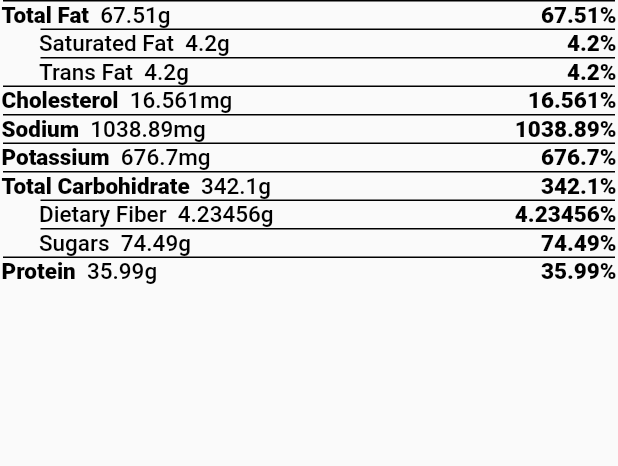
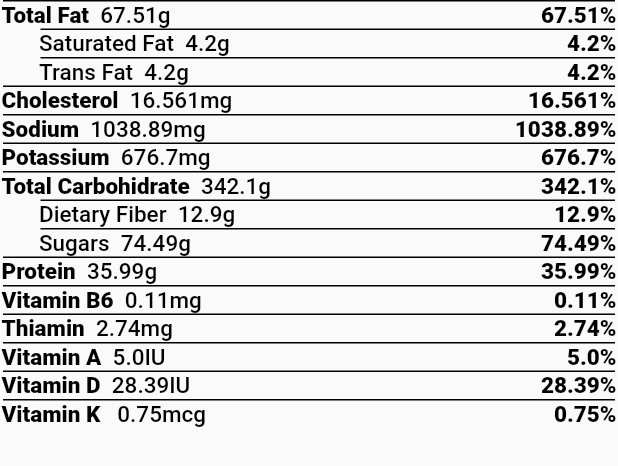
Before and after one commit to doctorcorral/nutrition_facts, a Flutter app: what nutrientValues() shows on an empty page, opened directly, on a phone screen of 412 x 824 dp. Shown: the top 466 px of the screen. Run offline on Flutter 3.47's test engine with Material 2 defaults, Android fonts, the phone set to English and light mode, and no system bars.

Commit message:
add nutrients and vitamins with DV%

```diff
--- a/lib/nutrirender/nutrirender.dart
+++ b/lib/nutrirender/nutrirender.dart
@@ -62,7 +62,7 @@ Widget nutrientWidget() {
       color: Colors.white,
       child: Column(
         children: <Widget>[
-          nutriHeader(),
+          nutriHeader(calories: 23, servings: 3, servingSize: "8 oz."),
           nutrientValues(),
           footerCalories(),
         ],
@@ -87,9 +87,14 @@ Widget nutrientValues() {
       "sub": false,
       "dly": 300.0,
     },
-    {"nutrient": "FIBER", "name": "Dietary Fiber", "sub": true, "dly": 25.0},
+    {"nutrient": "FIBTG", "name": "Dietary Fiber", "sub": true, "dly": 25.0},
     {"nutrient": "SUGAR", "name": "Sugars", "sub": true, "dly": null},
-    {"nutrient": "PROCNT", "name": "Protein", "sub": false, "dly": 50.0}
+    {"nutrient": "PROCNT", "name": "Protein", "sub": false, "dly": 50.0},
+    {"nutrient": "VITB6A", "name": "Vitamin B6", "sub": false, "dly": 2.0},
+    {"nutrient": "THIA", "name": "Thiamin", "sub": false, "dly": 1.5},
+    {"nutrient": "VITA_IU", "name": "Vitamin A", "sub": false, "dly": 5000},
+    {"nutrient": "VITD", "name": "Vitamin D", "sub": false, "dly": 400},
+    {"nutrient": "VITK1", "name": "Vitamin K ", "sub": false, "dly": 80},
   ];
 
   return Column(
```
